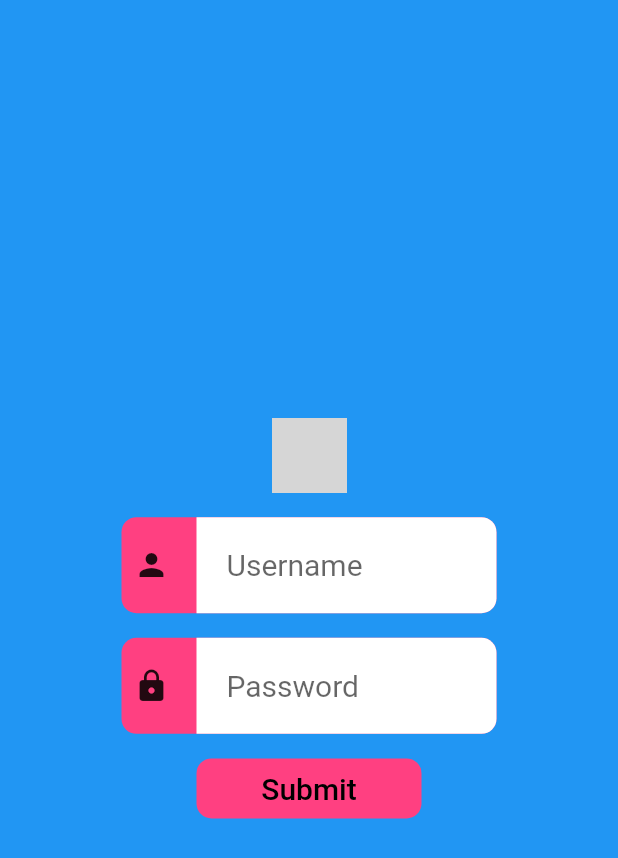
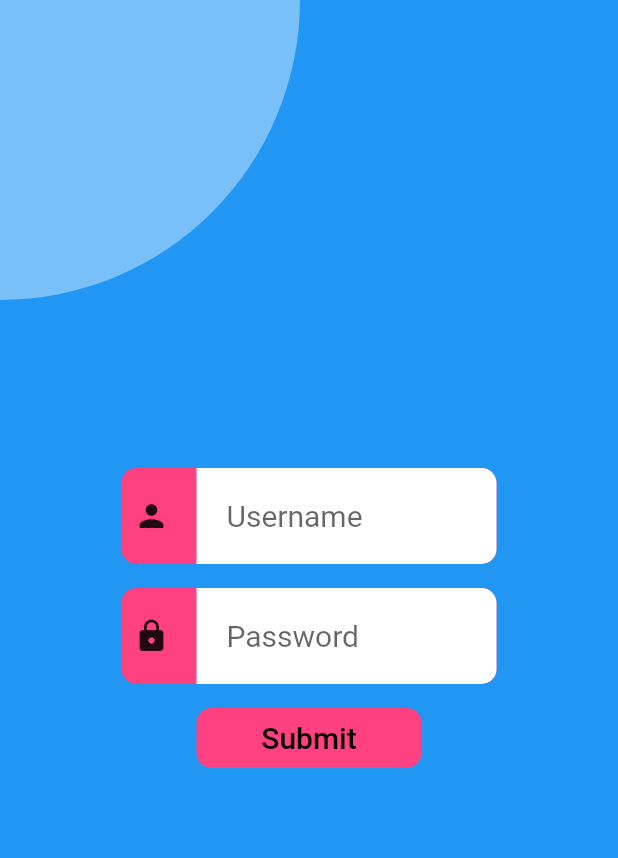
Before and after one commit to kunal-iitj/Food-Devlivery-App, a Flutter app: the screen it shows after launch, on a phone screen of 412 x 824 dp. Shown: the top 858 px of the screen. Run offline on Flutter 3.47's test engine with Material 2 defaults, Android fonts, the phone set to English and light mode, and no system bars; grey boxes are pictures that could not be loaded.

Commit message:
final commit finished the project

```diff
--- a/lib/main.dart
+++ b/lib/main.dart
@@ -2,6 +2,8 @@ import 'package:flutter/cupertino.dart';
 import 'package:flutter/material.dart';
 import "services/login_field.dart";
 
+// done with this project
+// this is the last commit that would be made
 void main() {
   runApp(const MaterialApp(
     title: 'Login Page',
@@ -19,17 +21,38 @@ class HomeScreen extends StatelessWidget {
         width: MediaQuery.of(context).size.width,
         height: MediaQuery.of(context).size.height,
         color: Colors.blue,
-        child: Center(
+        child: Stack(children: <Widget>[
+          Align(
+            widthFactor: 0.5,
+            heightFactor: 0.5,
+            alignment: Alignment.bottomRight,
+            child: Material(
+              borderRadius: const BorderRadius.all(Radius.circular(200)),
+              color: Colors.white.withOpacity(0.4),
+              child: Container(
+                width: 400,
+                height: 400
+              )
+            ),
+          ),
+           Center(
             child: Container(
               width: 400,
               height: 300,
               child: Column(
-              mainAxisAlignment: MainAxisAlignment.spaceEvenly,
+                mainAxisAlignment: MainAxisAlignment.center,
                 children: <Widget>[
-                Image.asset('images/flutter-logo.png', width: 50, height: 50,),
-                LoginField(Icon(Icons.person), 'Username'),
-                LoginField(Icon(Icons.lock), 'Password'),
-                Container(
+                  Padding(
+                    padding: const EdgeInsets.all(8.0),
+                    child: LoginField(Icon(Icons.person), 'Username'),
+                  ),
+                  Padding(
+                    padding: const EdgeInsets.all(8.0),
+                    child: LoginField(Icon(Icons.lock), 'Password'),
+                  ),
+                  Padding(
+                    padding: const EdgeInsets.all(8.0),
+                    child: Container(
                       width: 150,
                       height: 40,
                       decoration: BoxDecoration(
@@ -46,10 +69,12 @@ class HomeScreen extends StatelessWidget {
                             color: Colors.black,
                             fontSize: 20.0
                           ),)),
+                    ),
                   )
                 ]
               )
             ),
+          ),]
         ),
       )
     );
--- a/pubspec.yaml
+++ b/pubspec.yaml
@@ -60,8 +60,9 @@ flutter:
   uses-material-design: true
 
   # To add assets to your application, add an assets section, like this:
-  assets:
-    - images/flutter-logo.png;
+
+  # assets:
+
 
   # An image asset can refer to one or more resolution-specific "variants", see
   # https://flutter.dev/assets-and-images/#resolution-aware
```
Also changed, not shown: assets/images/flutter-logo.png (renamed from images/flutter-logo.png). Lines whose indentation alone changed are shown as unchanged.
